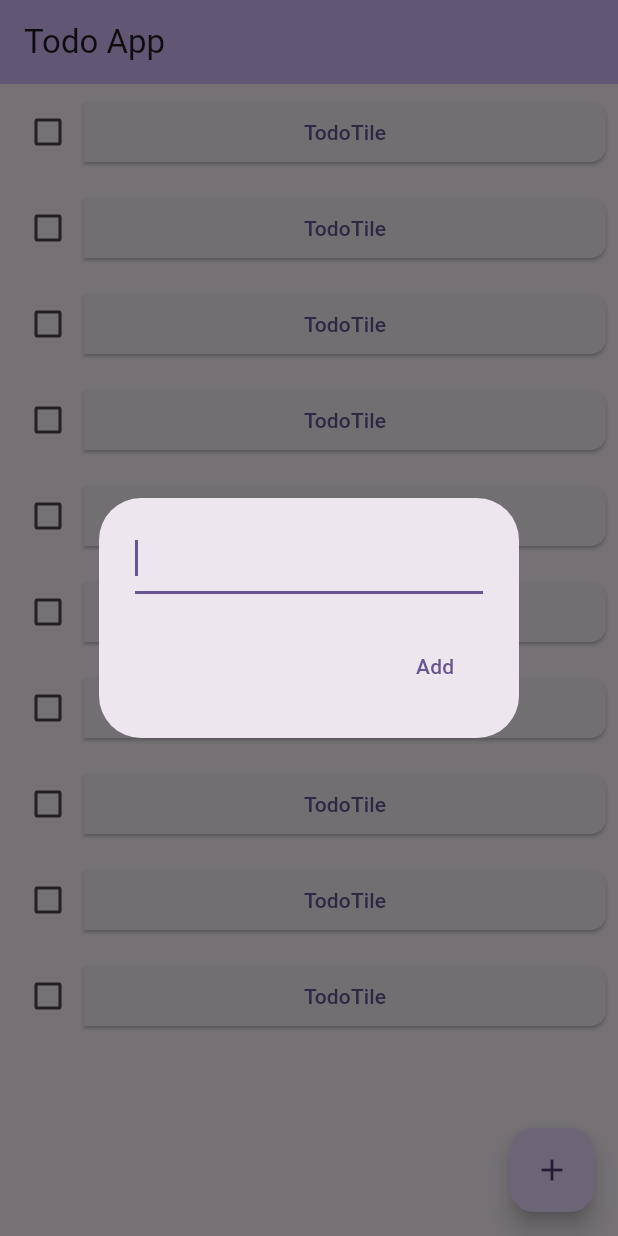
After one commit to BH-mk2/flutter_todo, a Flutter app: the screen it shows after launch, after a tap on the "add" icon, on a phone screen of 412 x 824 dp. The commit adds this screen. Run offline on Flutter 3.47's test engine with Material 2 defaults, Android fonts, the phone set to English and light mode, and no system bars.

Commit message:
入力機能を持ったダイアログを表示するようにした

```diff
--- /dev/null
+++ b/lib/dialog/inputdialog_todo.dart
@@ -0,0 +1,58 @@
+import 'package:flutter/material.dart';
+
+class InputDialogTodo extends StatefulWidget {
+  const InputDialogTodo({Key? key, this.text}) : super(key: key);
+  final String? text;
+
+  @override
+  State<StatefulWidget> createState() => _InputDialogTodoState();
+
+}
+
+class _InputDialogTodoState extends State<InputDialogTodo> {
+  final controller = TextEditingController();
+  final focusNode = FocusNode();
+
+  @override
+  void dispose() {
+    controller.dispose();
+    focusNode.dispose();
+    super.dispose();
+  }
+
+  @override
+  void initState() {
+    super.initState();
+    controller.text = widget.text ?? '';
+    focusNode.addListener(
+        () {
+          if(focusNode.hasFocus) {
+            controller.selection = TextSelection(baseOffset: 0, extentOffset: controller.text.length);
+          }
+        },
+    );
+  }
+
+  @override
+  Widget build(BuildContext context) {
+    return AlertDialog(
+      content: TextFormField(
+        autofocus: true,
+        focusNode: focusNode,
+        controller: controller,
+        onFieldSubmitted: (_) {
+          Navigator.of(context).pop(controller.text);
+        },
+      ),
+      actions: [
+        TextButton(
+          onPressed: () {
+            Navigator.of(context).pop(controller.text);
+          },
+          child: const Text('Add'),
+        )
+      ],
+    );
+  }
+
+}
--- a/lib/main.dart
+++ b/lib/main.dart
@@ -1,4 +1,5 @@
 import 'package:flutter/material.dart';
+import 'dialog/inputdialog_todo.dart';
 
 // TODOアプリ
 // TODOの追加・削除・チェックの付け外しが出来る
@@ -59,6 +60,19 @@ class _MyHomePageState extends State<MyHomePage> {
               TodoTile(id:'9'),
             ],
         ),
+      ),
+      floatingActionButton: FloatingActionButton(
+        onPressed: () async {
+          final String? inputText = await showDialog<String>(
+            context: context,
+            builder: (_) {
+              return InputDialogTodo();
+            }
+          );
+          print(inputText);
+        },
+        tooltip: 'Add Todo',
+        child: const Icon(Icons.add),
       ),
     );
   }
```
